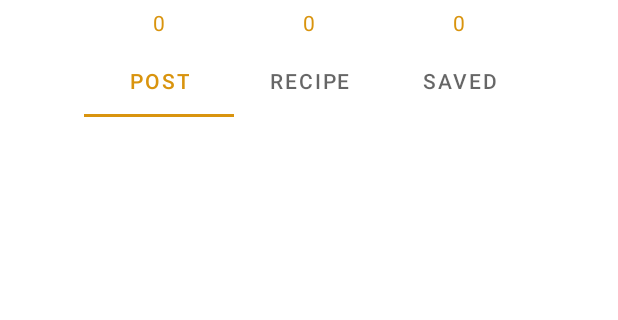
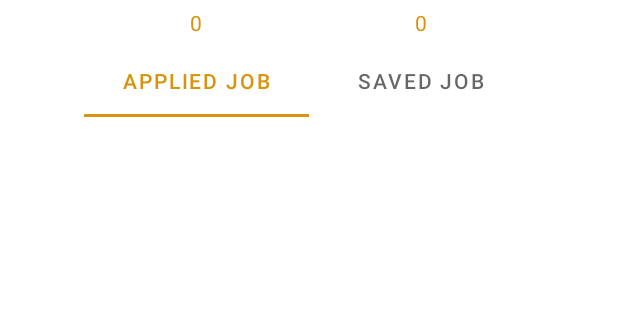
Before and after one commit to Smikey1/android_empower_pro_test, an Android app: the layout fragment_profile.xml on its own in the app's theme, with its tools: preview values and no code run, on a phone screen of 412 x 824 dp, the part 176-496 px from its top. Run offline under Robolectric (Android 15) with nearby library versions, the phone set to English and light mode, and no system bars; network calls fail.

Commit message:
:pencil2: refactor a code

```diff
--- a/app/src/main/java/com/hdd/empowerpro/data/remoteDataSource/ServiceBuilder.kt
+++ b/app/src/main/java/com/hdd/empowerpro/data/remoteDataSource/ServiceBuilder.kt
@@ -48,7 +48,7 @@ object ServiceBuilder {
     private val oKHttp=OkHttpClient.Builder()
         .callTimeout(20,TimeUnit.SECONDS)
             // comment header interceptor while using unit test
-//        .addInterceptor(headerInterceptor)
+        .addInterceptor(headerInterceptor)
         .addInterceptor(httpLoggingInterceptor).build()
 
     // create a retrofit builder
--- a/app/src/main/java/com/hdd/empowerpro/data/remoteDataSource/services/UserServices.kt
+++ b/app/src/main/java/com/hdd/empowerpro/data/remoteDataSource/services/UserServices.kt
@@ -18,6 +18,11 @@ interface UserServices {
 
     @GET("user")
     suspend fun getUserProfile(
+        @Header("Authorization") token: String,
+    ):Response<UserResponse>
+
+    @POST("user/resend-login-otp")
+    suspend fun resendLoginOTP(
         @Header("Authorization") token: String,
     ):Response<UserResponse>
 
--- a/app/src/main/java/com/hdd/empowerpro/presentation/activity/SplashActivity.kt
+++ b/app/src/main/java/com/hdd/empowerpro/presentation/activity/SplashActivity.kt
@@ -39,10 +39,14 @@ class SplashActivity : AppCompatActivity() {
         CoroutineScope(Dispatchers.IO).launch {
             val response = UserRepository().loginUser(User(email = email!!, password = password!!, androidId = currentAndroidId))
             if (response.success == true) {
+                if(response.accessCode != null){
+                    ServiceBuilder.loginCode = response.accessCode;
+                }
                 startActivity(Intent(this@SplashActivity, DashboardActivity::class.java))
                 ServiceBuilder.token = "$token"
                 ServiceBuilder.user = response.data!!
                 finish()
+
             } else {
                 val androidId = getSharedPreferences("userAuth", MODE_PRIVATE).getString("androidId","")
                 if (androidId==currentAndroidId) {
--- a/app/src/main/java/com/hdd/empowerpro/presentation/fragments/ProfileFragment.kt
+++ b/app/src/main/java/com/hdd/empowerpro/presentation/fragments/ProfileFragment.kt
@@ -44,7 +44,6 @@ class ProfileFragment() : Fragment() {
     private lateinit var profileImage: ImageView
     private lateinit var profileName: TextView
     private lateinit var postCounter: TextView
-    private lateinit var recipeCounter: TextView
     private lateinit var savedCounter: TextView
     private lateinit var profileDescription: TextView
     private lateinit var profileWebsite: TextView
@@ -69,18 +68,16 @@ class ProfileFragment() : Fragment() {
         profileImage = view.findViewById(R.id.profile_image)
         profileName = view.findViewById(R.id.profile_name)
         postCounter = view.findViewById(R.id.postCounter)
-        recipeCounter = view.findViewById(R.id.recipeCounter)
         savedCounter = view.findViewById(R.id.savedCounter)
         profileDescription = view.findViewById(R.id.profile_description)
         profileWebsite = view.findViewById(R.id.profile_website)
 
 
         fetchData()
-        tabTitleList = arrayListOf<String>("Empty 1", "Empty 2", "Empty 3")
+        tabTitleList = arrayListOf<String>("Empty 1", "Empty 2")
         fragmentList = arrayListOf<Fragment>(
             EmptyFragment1(),
             EmptyFragment1(),
-            EmptyFragment1()
         )
 
         // setting up adapter class for view pager2
@@ -138,7 +135,6 @@ class ProfileFragment() : Fragment() {
 
                         profileWebsite.text = spannableString
 //                        postCounter.text=user.post!!.size.toString()
-                        recipeCounter.text=user.recipe!!.size.toString()
                         savedCounter.text=user.savedRecipe!!.size.toString()
                     }
                 }
--- a/app/src/main/java/com/hdd/empowerpro/repository/UserRepository.kt
+++ b/app/src/main/java/com/hdd/empowerpro/repository/UserRepository.kt
@@ -25,6 +25,12 @@ class UserRepository : HttpRequestNetworkCall() {
     suspend fun getUserProfile(): UserResponse {
         return myHttpRequestNetworkCall {
             userService.getUserProfile(ServiceBuilder.token!!)
+        }
+    }
+
+    suspend fun resendLoginOTP(): UserResponse {
+        return myHttpRequestNetworkCall {
+            userService.resendLoginOTP(ServiceBuilder.token!!)
         }
     }
 
--- a/app/src/main/res/layout/fragment_profile.xml
+++ b/app/src/main/res/layout/fragment_profile.xml
@@ -96,17 +96,6 @@
             android:textColor="@color/goldenColor"
             android:textSize="14sp" />
 
-        <TextView
-            android:id="@+id/recipeCounter"
-            android:layout_width="wrap_content"
-            android:layout_height="wrap_content"
-            android:elevation="4dp"
-            android:padding="5dp"
-            android:layout_weight="1"
-            android:text="0"
-            android:gravity="center"
-            android:textColor="@color/goldenColor"
-            android:textSize="14sp"/>
 
         <TextView
             android:id="@+id/savedCounter"
@@ -133,17 +122,12 @@
         <com.google.android.material.tabs.TabItem
             android:layout_width="wrap_content"
             android:layout_height="wrap_content"
-            android:text="Post" />
+            android:text="Applied Job" />
 
         <com.google.android.material.tabs.TabItem
             android:layout_width="wrap_content"
             android:layout_height="wrap_content"
-            android:text="Recipe" />
-
-        <com.google.android.material.tabs.TabItem
-            android:layout_width="wrap_content"
-            android:layout_height="wrap_content"
-            android:text="Saved" />
+            android:text="Saved Job" />
     </com.google.android.material.tabs.TabLayout>
 
     <androidx.viewpager2.widget.ViewPager2
```
Also changed, not shown: app/src/main/java/com/hdd/empowerpro/presentation/activity/DashboardActivity.kt (+40 -3 lines), app/src/main/java/com/hdd/empowerpro/presentation/activity/IntroActivity.kt (+4 -4 lines).
